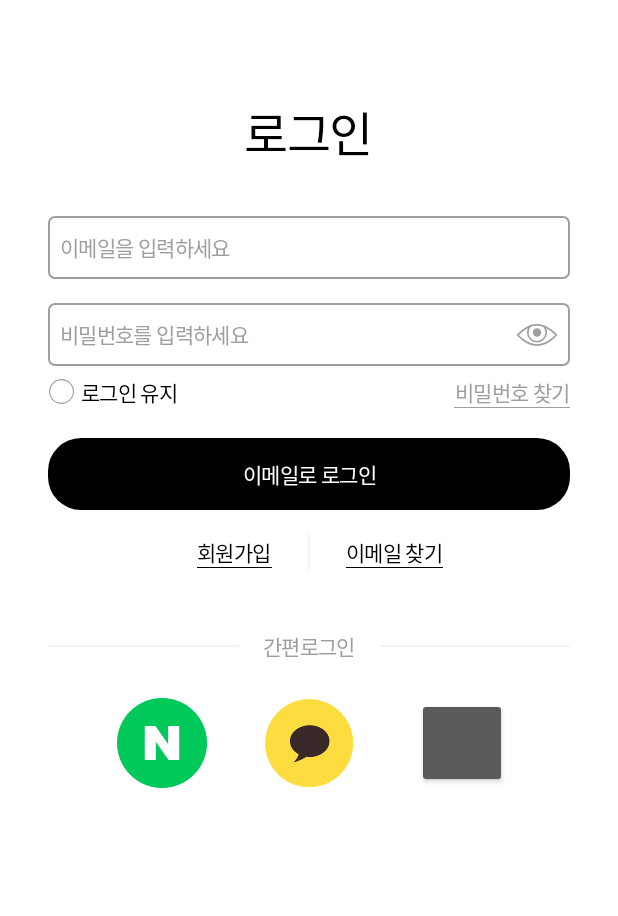
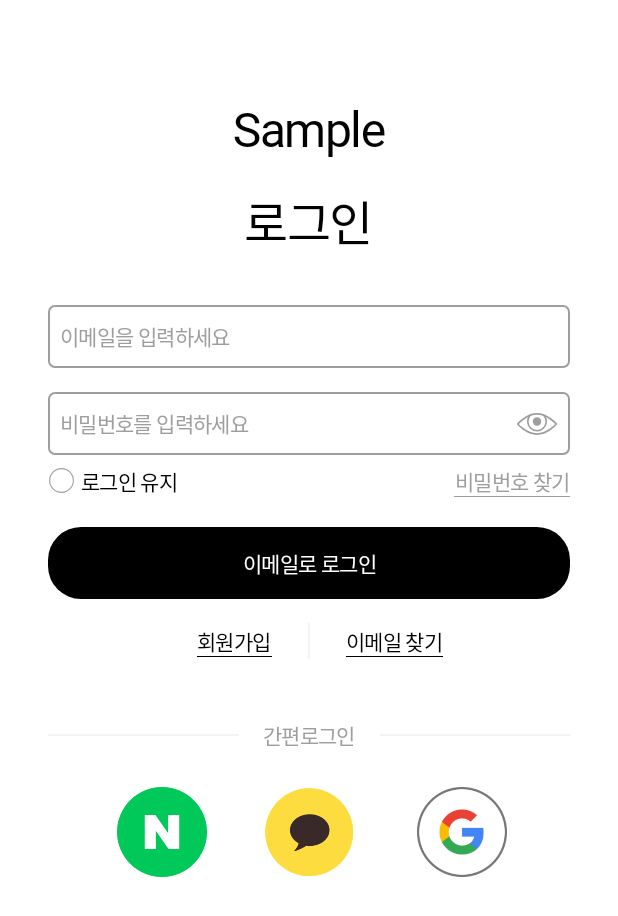
Before and after one commit to yunjj21-GitHub/Sample, an Android app: the screen it shows after launch (MainActivity), on a phone screen of 412 x 824 dp. Shown: the top 916 px of the screen. Run offline under Robolectric (Android 15) with nearby library versions, the phone set to English and light mode, and no system bars; our stand-ins replace data binding; libraries missing offline, so code that uses them is left out: com.kakao.sdk, com.navercorp.nid; plain views replace NidOAuthLoginButton; 7 statements that could not run were skipped.

Commit message:
구글 간편 로그인 부착, 이메일 클리어 버튼 추가

```diff
--- a/app/src/main/java/com/yunjung/sample/constanct/Constanct.kt
+++ b/app/src/main/java/com/yunjung/sample/constanct/Constanct.kt
@@ -11,3 +11,7 @@ object Naver {
 object Kakao {
     const val NATIVE_APP_KEY = "b1cb8aa3c6fa13df5ef76df3c58e0841"
 }
+
+object Google {
+    const val WEB_CLIENT_ID = "816357610491-hkgu85m916rl25ompa8insb9ui1u2lrp.apps.googleusercontent.com"
+}
--- a/app/src/main/java/com/yunjung/sample/presentation/login/LoginFragment.kt
+++ b/app/src/main/java/com/yunjung/sample/presentation/login/LoginFragment.kt
@@ -3,19 +3,20 @@ package com.yunjung.sample.presentation.login
 import android.annotation.SuppressLint
 import android.text.InputType
 import android.view.MotionEvent
+import android.view.View
 import androidx.core.content.ContextCompat
+import androidx.core.widget.addTextChangedListener
 import androidx.fragment.app.viewModels
-import com.kakao.sdk.auth.model.OAuthToken
-import com.kakao.sdk.common.model.ClientError
-import com.kakao.sdk.common.model.ClientErrorCause
-import com.kakao.sdk.user.UserApiClient
 import com.yunjung.sample.R
 import com.yunjung.sample.base.BaseFragment
 import com.yunjung.sample.databinding.FragmentLoginBinding
+import com.yunjung.sample.presentation.login.manager.GoogleLoginManager
 import com.yunjung.sample.presentation.login.manager.KakaoLoginManager
 import com.yunjung.sample.presentation.login.manager.NaverLoginManager
-import com.yunjung.sample.util.Logger
 import com.yunjung.sample.util.extension.showToast
+import kotlinx.coroutines.CoroutineScope
+import kotlinx.coroutines.Dispatchers
+import kotlinx.coroutines.launch
 
 class LoginFragment: BaseFragment<FragmentLoginBinding>(
     R.layout.fragment_login
@@ -23,9 +24,22 @@ class LoginFragment: BaseFragment<FragmentLoginBinding>(
     override val viewModel: LoginViewModel by viewModels()
     private lateinit var naverLoginManager: NaverLoginManager
     private lateinit var kakaoLoginManager: KakaoLoginManager
+    private lateinit var googleLoginManager: GoogleLoginManager
 
     @SuppressLint("ClickableViewAccessibility")
     override fun initView() {
+        binding.emailEdTxt.addTextChangedListener {
+            if(binding.emailEdTxt.text.isEmpty()){
+                binding.emailClearBtn.visibility = View.GONE
+            }else {
+                binding.emailClearBtn.visibility = View.VISIBLE
+            }
+        }
+
+        binding.emailClearBtn.setOnClickListener {
+            binding.emailEdTxt.text.clear()
+        }
+
         binding.pwVisibilityBtn.setOnTouchListener { _, event ->
             when(event.action){
                 MotionEvent.ACTION_UP, MotionEvent.ACTION_CANCEL -> setPwVisibility(false)
@@ -35,17 +49,23 @@ class LoginFragment: BaseFragment<FragmentLoginBinding>(
         }
 
         // 네이버 로그인 버튼 설정
-        naverLoginManager = NaverLoginManager(context)
-        naverLoginManager.setLoginBtn(binding.naverLoginBtn)
+        naverLoginManager = NaverLoginManager(context, binding.naverLoginBtn)
         naverLoginManager.setLoginSuccessListener { user ->
             activity.showToast(user.toString())
         }
 
         // 카카오 로그인 버튼 설정
-        kakaoLoginManager = KakaoLoginManager(context)
-        kakaoLoginManager.setLoginBtn(binding.kakaoLoginBtn)
+        kakaoLoginManager = KakaoLoginManager(context, binding.kakaoLoginBtn)
         kakaoLoginManager.setLoginSuccessListener { user ->
             activity.showToast(user.toString())
+        }
+
+        // 구글 로그인 버튼 설정
+        googleLoginManager = GoogleLoginManager(context, binding.googleLoginBtn)
+        googleLoginManager.setLoginSuccessListener { user ->
+            CoroutineScope(Dispatchers.Main).launch {
+                activity.showToast(user.toString())
+            }
         }
     }
 
--- /dev/null
+++ b/app/src/main/java/com/yunjung/sample/presentation/login/manager/GoogleLoginManager.kt
@@ -0,0 +1,122 @@
+package com.yunjung.sample.presentation.login.manager
+
+import android.content.Context
+import android.widget.Button
+import androidx.credentials.ClearCredentialStateRequest
+import androidx.credentials.CredentialManager
+import androidx.credentials.CustomCredential
+import androidx.credentials.GetCredentialRequest
+import androidx.credentials.GetCredentialResponse
+import androidx.credentials.PasswordCredential
+import androidx.credentials.PublicKeyCredential
+import androidx.credentials.exceptions.GetCredentialException
+import com.google.android.libraries.identity.googleid.GetGoogleIdOption
+import com.google.android.libraries.identity.googleid.GoogleIdTokenCredential
+import com.yunjung.sample.constanct.Google
+import com.yunjung.sample.domain.model.User
+import com.yunjung.sample.util.Logger
+import kotlinx.coroutines.CoroutineScope
+import kotlinx.coroutines.Dispatchers
+import kotlinx.coroutines.launch
+
+class GoogleLoginManager(
+    private val context: Context?,
+    loginBtn: Button
+) {
+    private lateinit var loginSuccessListener: (User) -> Unit
+    private lateinit var googleIdOption: GetGoogleIdOption
+
+    init {
+        setLoginBtn(loginBtn)
+        initGoogleIdOption()
+    }
+
+    private fun setLoginBtn(loginBtn: Button){
+        loginBtn.setOnClickListener {
+            logoutOnGoogle()
+            loginWithGoogle()
+        }
+    }
+
+    fun setLoginSuccessListener(callback: (User) -> Unit){
+        loginSuccessListener = callback
+    }
+
+    private fun initGoogleIdOption(){
+        googleIdOption = GetGoogleIdOption.Builder()
+            .setFilterByAuthorizedAccounts(true)
+            .setServerClientId(Google.WEB_CLIENT_ID)
+            .setAutoSelectEnabled(true)
+            .build()
+    }
+
+    private fun logoutOnGoogle(){
+        val clearCredentialStateRequest = ClearCredentialStateRequest()
+
+        CoroutineScope(Dispatchers.Default).launch {
+            context?.let {
+                CredentialManager.create(it)
+                    .clearCredentialState(clearCredentialStateRequest)
+            }
+        }
+    }
+
+    private fun loginWithGoogle(){
+        val credentialRequest = GetCredentialRequest.Builder()
+            .addCredentialOption(googleIdOption)
+            .build()
+
+        CoroutineScope(Dispatchers.Default).launch {
+            try {
+                var credentialResponse: GetCredentialResponse? = null
+                context?.let {
+                    credentialResponse = CredentialManager.create(it).getCredential(
+                        request = credentialRequest,
+                        context = it
+                    )
+                }
+                handleSignIn(credentialResponse)
+            }catch (e: GetCredentialException) {
+                Logger.e("Google Login Error -> $e")
+            }
+        }
+    }
+
+    private fun handleSignIn(credentialResponse: GetCredentialResponse?){
+        if(credentialResponse == null) return
+
+        when(val credential = credentialResponse.credential) {
+            is PublicKeyCredential -> {
+                // TODO: 결과값 확인 후 후속 처리 구현 필요함
+                val response = credential.authenticationResponseJson
+                Logger.d("Google Login (PublicKeyCredential) -> $response")
+            }
+            is PasswordCredential -> {
+                // TODO: 결과값 확인 후 후속 처리 구현 필요함
+                val userName = credential.id
+                val pw = credential.password
+                val data = credential.data
+                Logger.d("Google Login (PasswordCredential) -> $userName, $pw, $data")
+            }
+            is CustomCredential -> {
+                if (credential.type == GoogleIdTokenCredential.TYPE_GOOGLE_ID_TOKEN_CREDENTIAL) {
+                    val googleIdTokenCredential = GoogleIdTokenCredential.createFrom(credential.data)
+                    val user = User(
+                        email = googleIdTokenCredential.id,
+                        gender = null,
+                        birth = null,
+                        profileImage = googleIdTokenCredential.profilePictureUri.toString(),
+                        phoneNumber = googleIdTokenCredential.phoneNumber
+                    )
+                    loginSuccessListener(user)
+                    Logger.d("Google Login (CustomCredential) -> $user")
+                }else {
+                    Logger.d("Google Login (CustomCredential) -> Unexpected type of credential")
+                }
+            }
+            else -> {
+                Logger.d("Google Login -> Unexpected type of credential")
+            }
+        }
+    }
+}
--- a/app/src/main/java/com/yunjung/sample/presentation/login/manager/KakaoLoginManager.kt
+++ b/app/src/main/java/com/yunjung/sample/presentation/login/manager/KakaoLoginManager.kt
@@ -9,10 +9,17 @@ import com.kakao.sdk.user.UserApiClient
 import com.yunjung.sample.domain.model.User
 import com.yunjung.sample.util.Logger
 
-class KakaoLoginManager(private val context: Context?) {
+class KakaoLoginManager(
+    private val context: Context?,
+    loginBtn: Button
+) {
     private lateinit var loginSuccessListener: (User) -> Unit
 
-    fun setLoginBtn(loginBtn: Button){
+    init {
+        setLoginBtn(loginBtn)
+    }
+
+    private fun setLoginBtn(loginBtn: Button){
         loginBtn.setOnClickListener {
             loginWithKaKao()
         }
--- a/app/src/main/java/com/yunjung/sample/presentation/login/manager/NaverLoginManager.kt
+++ b/app/src/main/java/com/yunjung/sample/presentation/login/manager/NaverLoginManager.kt
@@ -15,7 +15,10 @@ import com.yunjung.sample.util.Logger
 
 // Naver Developers: https://developers.naver.com/docs/login/android/android.md
 // 테스트 계정 등록: Application > 내 애플리케이션 > 멤버관리
-class NaverLoginManager(private val context: Context?) {
+class NaverLoginManager(
+    private val context: Context?,
+    loginBtn: NidOAuthLoginButton
+) {
     private lateinit var loginSuccessListener: (User) -> Unit
     private lateinit var oauthLoginCallback: OAuthLoginCallback
     private lateinit var nidProfileCallback: NidProfileCallback<NidProfileResponse>
@@ -25,9 +28,10 @@ class NaverLoginManager(private val context: Context?) {
         initOAuthLoginCallback()
         initNidProfileCallback()
         initDeleteTokenCallback()
+        setLoginBtn(loginBtn)
     }
 
-    fun setLoginBtn(loginBtn: NidOAuthLoginButton){
+    private fun setLoginBtn(loginBtn: NidOAuthLoginButton){
         loginBtn.setOAuthLogin(oauthLoginCallback)
         // Naver Login Button 기본 이미지 제거
         context?.let {
--- /dev/null
+++ b/app/src/main/res/drawable/ic_clear.xml
@@ -0,0 +1,9 @@
+<vector xmlns:android="http://schemas.android.com/apk/res/android"
+    android:width="50dp"
+    android:height="50dp"
+    android:viewportWidth="50"
+    android:viewportHeight="50">
+  <path
+      android:fillColor="@color/gray9E"
+      android:pathData="M25,2C12.319,2 2,12.319 2,25s10.319,23 23,23s23,-10.319 23,-23S37.681,2 25,2zM33.71,32.29c0.39,0.39 0.39,1.03 0,1.42C33.51,33.9 33.26,34 33,34s-0.51,-0.1 -0.71,-0.29L25,26.42l-7.29,7.29C17.51,33.9 17.26,34 17,34s-0.51,-0.1 -0.71,-0.29c-0.39,-0.39 -0.39,-1.03 0,-1.42L23.58,25l-7.29,-7.29c-0.39,-0.39 -0.39,-1.03 0,-1.42c0.39,-0.39 1.03,-0.39 1.42,0L25,23.58l7.29,-7.29c0.39,-0.39 1.03,-0.39 1.42,0c0.39,0.39 0.39,1.03 0,1.42L26.42,25L33.71,32.29z"/>
+</vector>
--- a/app/src/main/res/layout/fragment_login.xml
+++ b/app/src/main/res/layout/fragment_login.xml
@@ -8,15 +8,26 @@
         android:layout_height="match_parent">
 
         <TextView
-            android:id="@+id/textView2"
+            android:id="@+id/textView4"
+            style="@style/TXT_TITLE"
             android:layout_width="wrap_content"
             android:layout_height="wrap_content"
             android:layout_marginTop="64dp"
+            android:text="@string/app_name"
+            app:layout_constraintEnd_toEndOf="parent"
+            app:layout_constraintStart_toStartOf="parent"
+            app:layout_constraintTop_toTopOf="parent" />
+
+        <TextView
+            android:id="@+id/textView2"
+            style="@style/TXT_TITLE"
+            android:layout_width="wrap_content"
+            android:layout_height="wrap_content"
+            android:layout_marginTop="16dp"
             android:text="@string/login_title"
             app:layout_constraintEnd_toEndOf="parent"
             app:layout_constraintStart_toStartOf="parent"
-            app:layout_constraintTop_toTopOf="parent"
-            style="@style/TXT_TITLE"/>
+            app:layout_constraintTop_toBottomOf="@+id/textView4" />
 
         <EditText
             android:id="@+id/emailEdTxt"
@@ -34,6 +45,20 @@
             app:layout_constraintEnd_toEndOf="parent"
             app:layout_constraintStart_toStartOf="parent"
             app:layout_constraintTop_toBottomOf="@+id/textView2" />
+
+        <Button
+            android:id="@+id/emailClearBtn"
+            android:visibility="gone"
+            android:layout_width="24dp"
+            android:layout_height="24dp"
+            android:layout_marginEnd="8dp"
+            android:background="@drawable/ic_clear"
+            android:minWidth="0dp"
+            android:minHeight="0dp"
+            android:stateListAnimator="@null"
+            app:layout_constraintBottom_toBottomOf="@+id/emailEdTxt"
+            app:layout_constraintEnd_toEndOf="@+id/emailEdTxt"
+            app:layout_constraintTop_toTopOf="@+id/emailEdTxt" />
 
         <EditText
             android:id="@+id/pwEdTxt"
@@ -197,6 +222,7 @@
 
         <Button
             android:id="@+id/googleLoginBtn"
+            android:background="@drawable/ic_login_google"
             android:layout_width="@dimen/SIMPLE_LOGIN_BTN_SIZE"
             android:layout_height="@dimen/SIMPLE_LOGIN_BTN_SIZE"
             app:layout_constraintBottom_toBottomOf="@+id/kakaoLoginBtn"
--- a/build.gradle.kts
+++ b/build.gradle.kts
@@ -2,4 +2,5 @@
 plugins {
     alias(libs.plugins.android.application) apply false
     alias(libs.plugins.kotlin.android) apply false
+    alias(libs.plugins.gms) apply false
 }
```
Also changed, not shown: app/build.gradle.kts (+8 -2 lines), gradle/libs.versions.toml (+17 -10 lines), app/src/main/res/drawable/ic_login_google.png (added), 3 other files.
